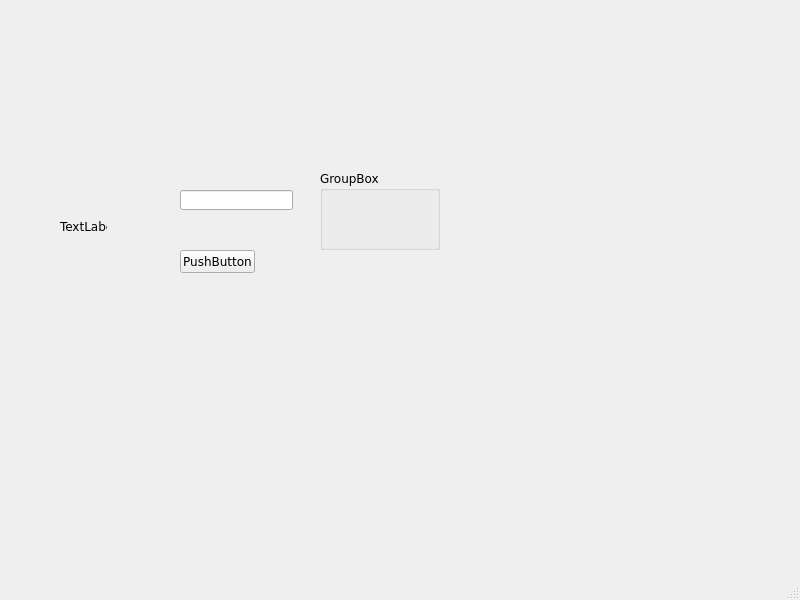
Before: the Qt Designer form client/gui/mainwindow.ui in TemplateName56/Blockchain_Wallet, drawn with Qt 5.
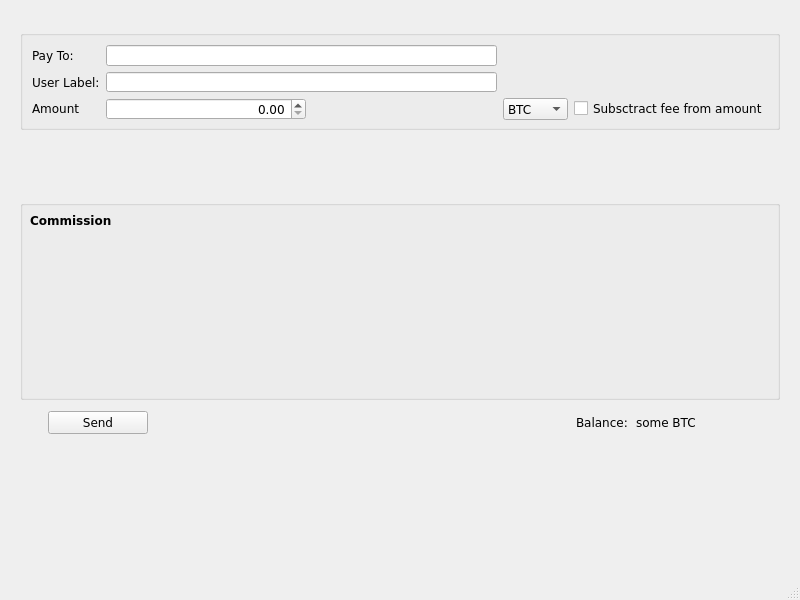
After: the same form once the commit is applied. The open tabs and pages were chosen to show the change.

Commit message:
Send window update
Changes in send window.
Add english translate.

The edit to the form file:
```diff
--- a/client/gui/mainwindow.ui
+++ b/client/gui/mainwindow.ui
@@ -28,6 +28,12 @@
       <height>600</height>
      </rect>
     </property>
+    <property name="minimumSize">
+     <size>
+      <width>800</width>
+      <height>600</height>
+     </size>
+    </property>
     <widget class="QWidget" name="mainWidget">
      <widget class="QLabel" name="keylabel">
       <property name="geometry">
@@ -95,54 +101,265 @@
      </widget>
     </widget>
     <widget class="QWidget" name="sendWidget">
-     <widget class="QLabel" name="label">
+     <property name="sizePolicy">
+      <sizepolicy hsizetype="Preferred" vsizetype="Preferred">
+       <horstretch>80</horstretch>
+       <verstretch>0</verstretch>
+      </sizepolicy>
+     </property>
+     <property name="minimumSize">
+      <size>
+       <width>800</width>
+       <height>600</height>
+      </size>
+     </property>
+     <widget class="QGroupBox" name="sendBox">
       <property name="geometry">
        <rect>
-        <x>60</x>
-        <y>220</y>
-        <width>47</width>
-        <height>13</height>
+        <x>20</x>
+        <y>30</y>
+        <width>760</width>
+        <height>100</height>
        </rect>
       </property>
-      <property name="text">
-       <string>TextLabel</string>
+      <property name="sizePolicy">
+       <sizepolicy hsizetype="Preferred" vsizetype="Expanding">
+        <horstretch>0</horstretch>
+        <verstretch>0</verstretch>
+       </sizepolicy>
       </property>
-     </widget>
-     <widget class="QPushButton" name="pushButton">
-      <property name="geometry">
-       <rect>
-        <x>180</x>
-        <y>250</y>
-        <width>75</width>
-        <height>23</height>
-       </rect>
+      <property name="minimumSize">
+       <size>
+        <width>760</width>
+        <height>100</height>
+       </size>
       </property>
-      <property name="text">
-       <string>PushButton</string>
+      <property name="maximumSize">
+       <size>
+        <width>760</width>
+        <height>100</height>
+       </size>
       </property>
+      <property name="title">
+       <string/>
+      </property>
+      <layout class="QGridLayout" name="gridLayout">
+       <property name="sizeConstraint">
+        <enum>QLayout::SetDefaultConstraint</enum>
+       </property>
+       <item row="1" column="0">
+        <widget class="QLabel" name="addToAddressBookLabel">
+         <property name="text">
+          <string>User Label:</string>
+         </property>
+        </widget>
+       </item>
+       <item row="0" column="0">
+        <widget class="QLabel" name="payToLabel">
+         <property name="text">
+          <string>Pay To:</string>
+         </property>
+        </widget>
+       </item>
+       <item row="2" column="1">
+        <widget class="QDoubleSpinBox" name="doubleSpinBox">
+         <property name="minimumSize">
+          <size>
+           <width>200</width>
+           <height>22</height>
+          </size>
+         </property>
+         <property name="maximumSize">
+          <size>
+           <width>200</width>
+           <height>22</height>
+          </size>
+         </property>
+         <property name="alignment">
+          <set>Qt::AlignRight|Qt::AlignTrailing|Qt::AlignVCenter</set>
+         </property>
+        </widget>
+       </item>
+       <item row="2" column="2">
+        <widget class="QComboBox" name="coinsBox">
+         <property name="minimumSize">
+          <size>
+           <width>65</width>
+           <height>22</height>
+          </size>
+         </property>
+         <item>
+          <property name="text">
+           <string>BTC</string>
+          </property>
+         </item>
+         <item>
+          <property name="text">
+           <string>ETH</string>
+          </property>
+         </item>
+         <item>
+          <property name="text">
+           <string>BWC</string>
+          </property>
+         </item>
+        </widget>
+       </item>
+       <item row="0" column="1">
+        <widget class="QLineEdit" name="payToAddress"/>
+       </item>
+       <item row="2" column="0">
+        <widget class="QLabel" name="amountLabel">
+         <property name="text">
+          <string>Amount</string>
+         </property>
+        </widget>
+       </item>
+       <item row="1" column="1">
+        <widget class="QLineEdit" name="addUserToAddressBook">
+         <property name="inputMask">
+          <string/>
+         </property>
+        </widget>
+       </item>
+       <item row="2" column="3">
+        <widget class="QCheckBox" name="feeCheckBox">
+         <property name="minimumSize">
+          <size>
+           <width>190</width>
+           <height>20</height>
+          </size>
+         </property>
+         <property name="text">
+          <string>Subsctract fee from amount</string>
+         </property>
+        </widget>
+       </item>
+      </layout>
      </widget>
      <widget class="QGroupBox" name="groupBox">
       <property name="geometry">
        <rect>
-        <x>320</x>
-        <y>170</y>
-        <width>120</width>
-        <height>80</height>
+        <x>20</x>
+        <y>200</y>
+        <width>760</width>
+        <height>200</height>
        </rect>
       </property>
+      <property name="minimumSize">
+       <size>
+        <width>760</width>
+        <height>150</height>
+       </size>
+      </property>
       <property name="title">
-       <string>GroupBox</string>
+       <string/>
       </property>
+      <widget class="QLabel" name="commissionLabel">
+       <property name="geometry">
+        <rect>
+         <x>10</x>
+         <y>10</y>
+         <width>85</width>
+         <height>20</height>
+        </rect>
+       </property>
+       <property name="font">
+        <font>
+         <family>Verdana</family>
+         <weight>75</weight>
+         <bold>true</bold>
+        </font>
+       </property>
+       <property name="layoutDirection">
+        <enum>Qt::LeftToRight</enum>
+       </property>
+       <property name="text">
+        <string>Commission</string>
+       </property>
+      </widget>
      </widget>
-     <widget class="QLineEdit" name="lineEdit">
+     <widget class="QWidget" name="layoutWidget">
       <property name="geometry">
        <rect>
-        <x>180</x>
-        <y>190</y>
-        <width>113</width>
-        <height>20</height>
+        <x>20</x>
+        <y>410</y>
+        <width>765</width>
+        <height>25</height>
        </rect>
       </property>
+      <layout class="QHBoxLayout" name="horizontalLayout_2">
+       <property name="spacing">
+        <number>400</number>
+       </property>
+       <item>
+        <widget class="QPushButton" name="sendCoinsButton">
+         <property name="minimumSize">
+          <size>
+           <width>100</width>
+           <height>0</height>
+          </size>
+         </property>
+         <property name="maximumSize">
+          <size>
+           <width>100</width>
+           <height>23</height>
+          </size>
+         </property>
+         <property name="text">
+          <string>Send</string>
+         </property>
+        </widget>
+       </item>
+       <item>
+        <layout class="QHBoxLayout" name="horizontalLayout">
+         <property name="spacing">
+          <number>0</number>
+         </property>
+         <property name="sizeConstraint">
+          <enum>QLayout::SetDefaultConstraint</enum>
+         </property>
+         <item>
+          <widget class="QLabel" name="balanceLabel">
+           <property name="minimumSize">
+            <size>
+             <width>60</width>
+             <height>20</height>
+            </size>
+           </property>
+           <property name="maximumSize">
+            <size>
+             <width>60</width>
+             <height>20</height>
+            </size>
+           </property>
+           <property name="text">
+            <string>Balance:</string>
+           </property>
+          </widget>
+         </item>
+         <item>
+          <widget class="QLabel" name="balanceCoins">
+           <property name="minimumSize">
+            <size>
+             <width>120</width>
+             <height>20</height>
+            </size>
+           </property>
+           <property name="maximumSize">
+            <size>
+             <width>120</width>
+             <height>20</height>
+            </size>
+           </property>
+           <property name="text">
+            <string>some BTC</string>
+           </property>
+          </widget>
+         </item>
+        </layout>
+       </item>
+      </layout>
      </widget>
     </widget>
     <widget class="QWidget" name="recieveWidget">
```
Left out of the diff: 20 changed lines with no effect on the pictures. The commit also changes 6 other files.
